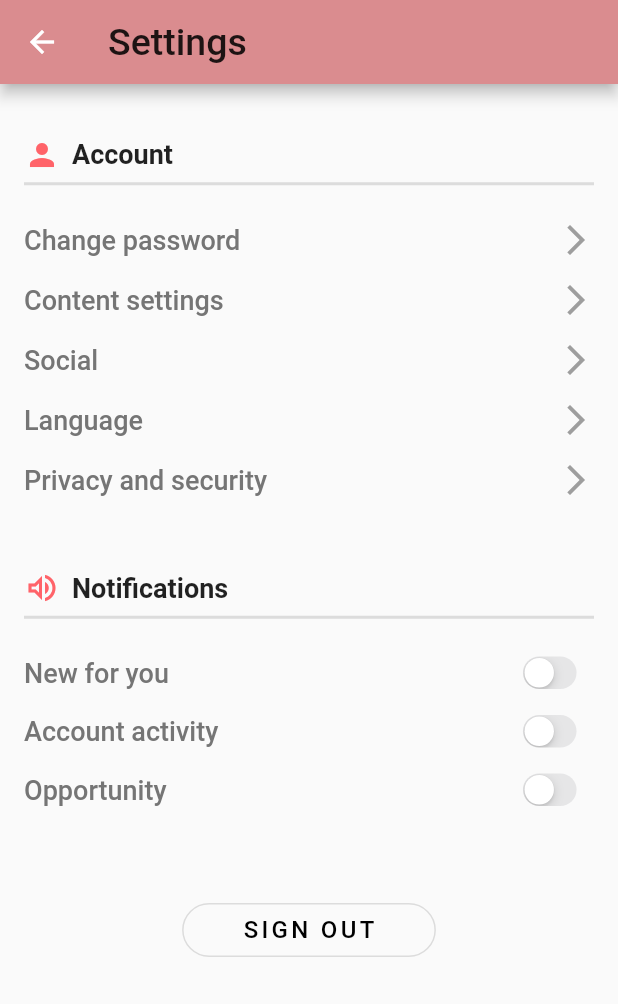
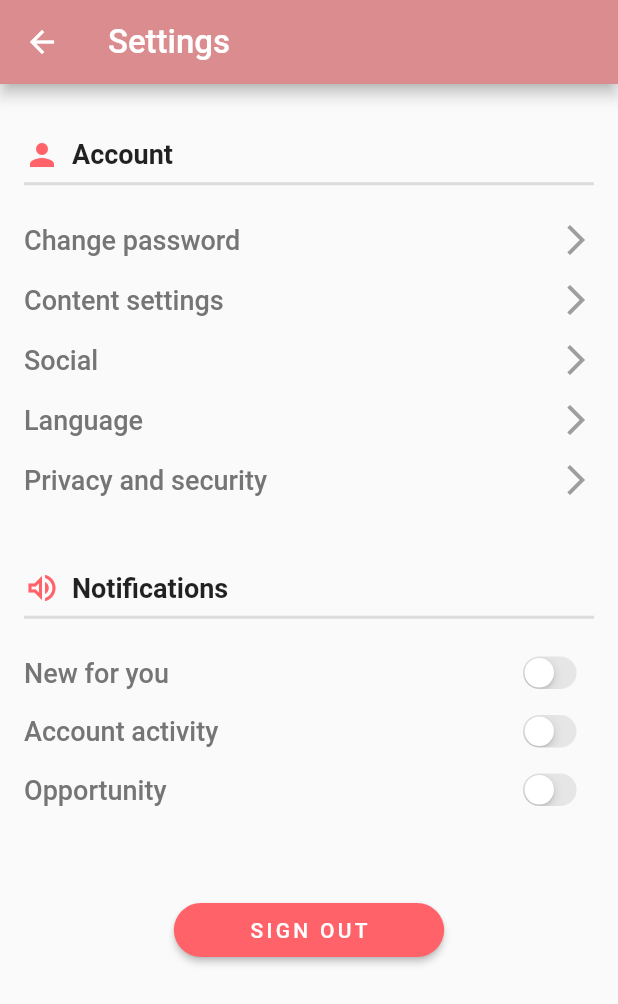
Before and after one commit to TranTuan1306/Project_CNPM, a Flutter app: the SettingsPage screen opened directly, after a tap on "SIGN OUT", on a phone screen of 412 x 824 dp. Shown: the top 1004 px of the screen. Run offline on Flutter 3.47's test engine with Material 2 defaults, Android fonts, the phone set to English and light mode, and no system bars; our stand-ins replace cloud_firestore, equatable, firebase_auth, firebase_core, flutter_bloc, video_player; accounts and stored records are empty; generated files the repository leaves out were written again; network calls fail.

Commit message:
finish UI page profile

```diff
--- a/login_firebase_1/lib/screens/page/home_page.dart
+++ b/login_firebase_1/lib/screens/page/home_page.dart
@@ -26,7 +26,7 @@ class HomePage extends StatelessWidget {
       title: Text(
         'Exercise - ${user.user_name}',
         style: TextStyle(
-          fontSize: 25,
+          fontSize: 22,
           fontWeight: FontWeight.w500,
           color: Colors.white,
         ),
--- a/login_firebase_1/lib/screens/pages_profile/settings.dart
+++ b/login_firebase_1/lib/screens/pages_profile/settings.dart
@@ -1,5 +1,8 @@
 import 'package:flutter/cupertino.dart';
 import 'package:flutter/material.dart';
+import 'package:flutter_bloc/flutter_bloc.dart';
+import 'package:login_firebase_1/blocs/authentication_bloc/authentication_bloc.dart';
+import 'package:login_firebase_1/blocs/authentication_bloc/authentication_event.dart';
 
 class SettingsPage extends StatefulWidget {
   @override
@@ -22,7 +25,8 @@ class _SettingsPageState extends State<SettingsPage> {
         ),
         title: Text(
           "Settings",
-          style: TextStyle(fontSize: 25, fontWeight: FontWeight.w500),
+          style: TextStyle(
+              fontSize: 22, color: Colors.white, fontWeight: FontWeight.w500),
         ),
       ),
       body: Container(
@@ -89,16 +93,22 @@ class _SettingsPageState extends State<SettingsPage> {
               height: 50,
             ),
             Center(
-              child: OutlineButton(
-                padding: EdgeInsets.symmetric(horizontal: 40),
-                shape: RoundedRectangleBorder(
-                    borderRadius: BorderRadius.circular(20)),
-                onPressed: () {},
-                child: Text("SIGN OUT",
-                    style: TextStyle(
-                        fontSize: 16, letterSpacing: 2.2, color: Colors.black)),
+                child: RaisedButton(
+              onPressed: () {
+                BlocProvider.of<AuthenticationBloc>(context)
+                    .add(AuthenticationLoggedOut());
+              },
+              color: Color(0xFFff6369),
+              padding: EdgeInsets.symmetric(horizontal: 50),
+              elevation: 2,
+              shape: RoundedRectangleBorder(
+                  borderRadius: BorderRadius.circular(20)),
+              child: Text(
+                "SIGN OUT",
+                style: TextStyle(
+                    fontSize: 14, letterSpacing: 2.2, color: Colors.white),
               ),
-            )
+            ))
           ],
         ),
       ),
```
Also changed, not shown: login_firebase_1/lib/screens/pages_profile/edit_profile.dart (+8 -4 lines), login_firebase_1/lib/screens/pages_profile/profile_screen.dart (+16 -1 lines).
